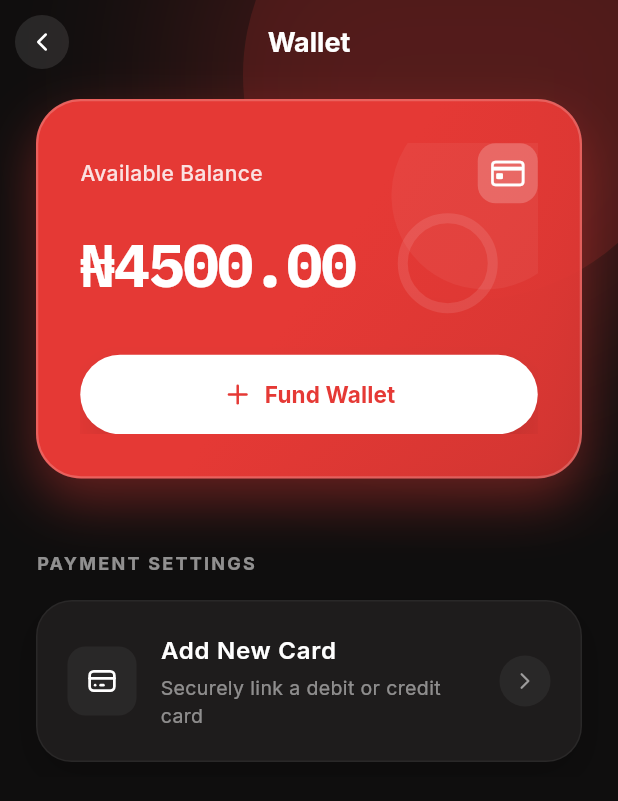
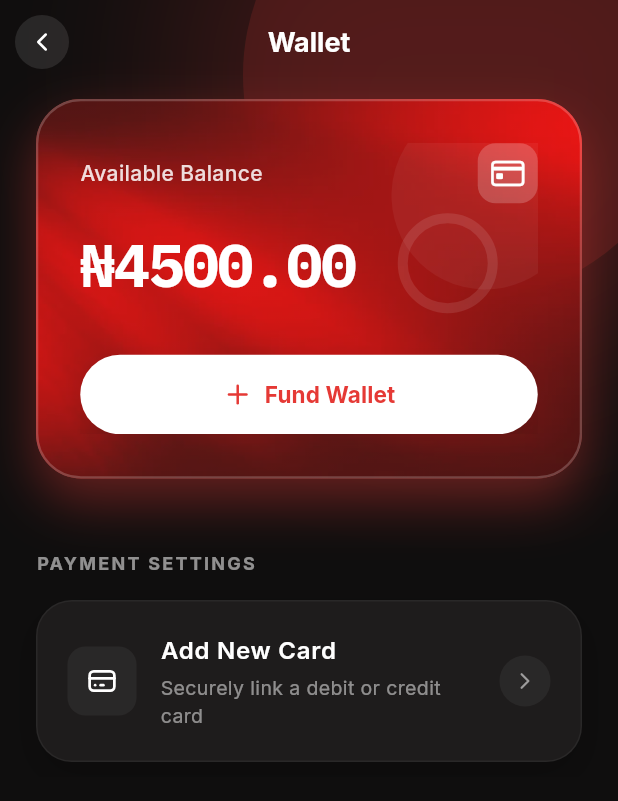
Before and after one commit to ifeanyireed/nets_dispatch, a Flutter app: the WalletScreen screen opened directly, on a phone screen of 412 x 824 dp. Shown: the top 801 px of the screen. Run offline on Flutter 3.47's test engine with Material 3 defaults, Android fonts, the phone set to English and light mode, and no system bars; our stand-ins replace flutter_dotenv, flutter_map, flutter_tabler_icons, geolocator, image_picker, latlong2 and 1 more; accounts and stored records are empty.

Commit message:
style: add red-bg image overlay to wallet balance card

```diff
--- a/customer_app/lib/screens/wallet_screen.dart
+++ b/customer_app/lib/screens/wallet_screen.dart
@@ -143,13 +143,18 @@ class _WalletScreenState extends State<WalletScreen> {
                     decoration: BoxDecoration(
                       gradient: LinearGradient(
                         colors: [
-                          AppTheme.primaryRed,
-                          const Color(0xFFE53935), // slightly darker red
-                          AppTheme.primaryRed.withOpacity(0.85),
+                          AppTheme.primaryRed.withOpacity(0.9),
+                          const Color(0xFFE53935).withOpacity(0.9),
+                          AppTheme.primaryRed.withOpacity(0.8),
                         ],
                         begin: Alignment.topLeft,
                         end: Alignment.bottomRight,
                         stops: const [0.0, 0.5, 1.0],
+                      ),
+                      image: const DecorationImage(
+                        image: AssetImage('assets/images/red-bg.jpg'),
+                        fit: BoxFit.cover,
+                        opacity: 0.6,
                       ),
                       borderRadius: BorderRadius.circular(30),
                       boxShadow: [
--- a/customer_app/pubspec.yaml
+++ b/customer_app/pubspec.yaml
@@ -73,6 +73,7 @@ flutter:
 
   # To add assets to your application, add an assets section, like this:
   assets:
+    - assets/images/
     - assets/moodboard/
     - .env
     - assets/logo.png
```
Also changed, not shown: customer_app/assets/images/red-bg.jpg (added).
